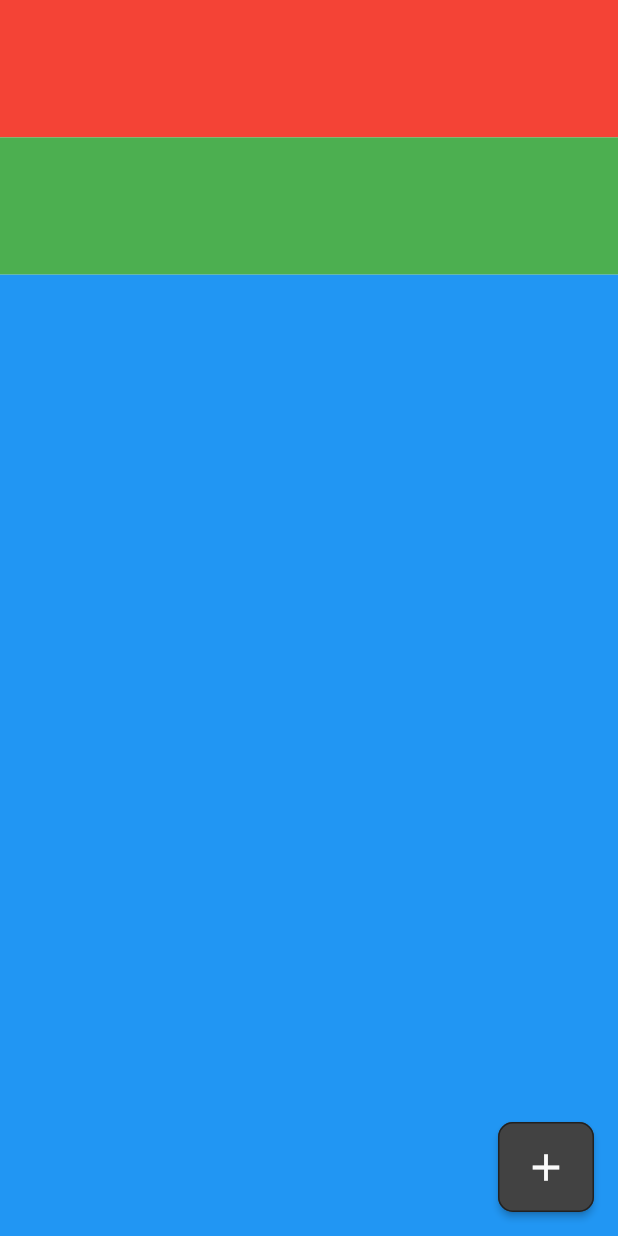
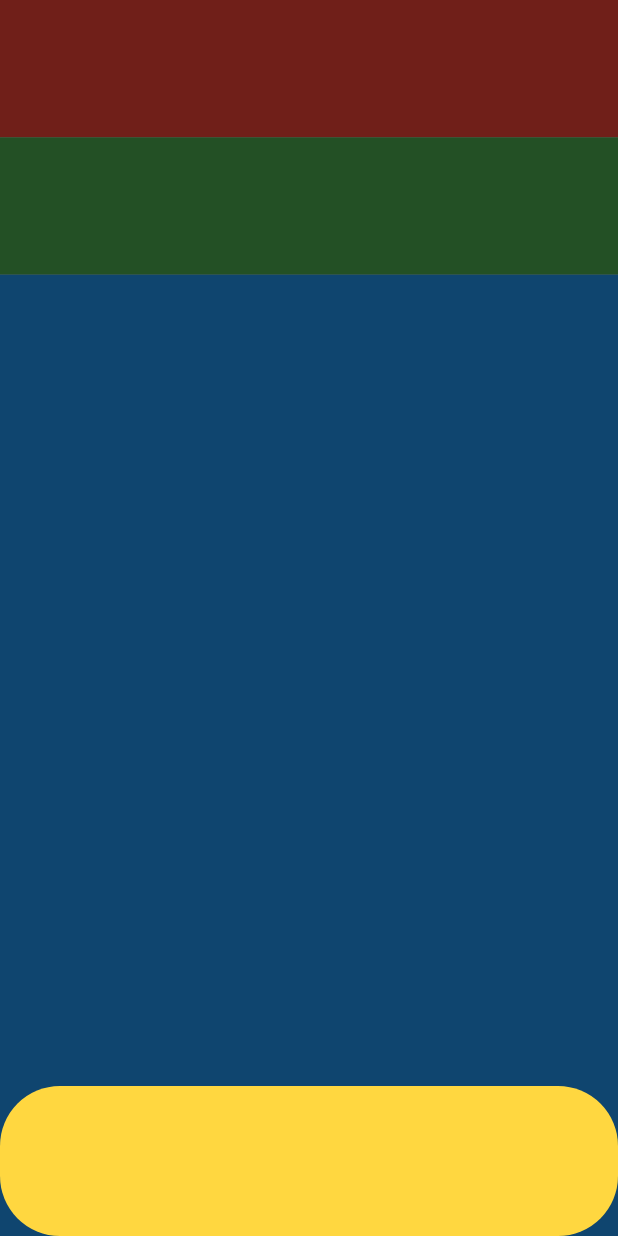
Before and after one commit to Angel-cuba/Todo_Flutter, a Flutter app: the screen it shows after launch, after a tap on the "add" icon, on a phone screen of 412 x 824 dp. Run offline on Flutter 3.47's test engine with Material 2 defaults, Android fonts, the phone set to English and light mode, and no system bars.

```diff
--- a/lib/view_model/app_view_model.dart
+++ b/lib/view_model/app_view_model.dart
@@ -1,6 +1,6 @@
 import 'package:flutter/material.dart';
-import 'package:flutter_todo/models/task_model.dart';
 
+import '../models/task_model.dart';
 import '../models/user_model.dart';
 
 class AppViewModel extends ChangeNotifier {
@@ -11,4 +11,14 @@ class AppViewModel extends ChangeNotifier {
   Color clr2 = Colors.grey.shade200;
   Color clr3 = Colors.grey.shade800;
   Color clr4 = Colors.grey.shade900;
+
+  void buttonShow(Widget bottomSheetView, BuildContext context) {
+    showModalBottomSheet(
+        shape: RoundedRectangleBorder(borderRadius: BorderRadius.circular(40)),
+        clipBehavior: Clip.antiAliasWithSaveLayer,
+        context: context,
+        builder: (context) {
+          return bottomSheetView;
+        });
+  }
 }
--- a/lib/views/add_task_view.dart
+++ b/lib/views/add_task_view.dart
@@ -18,7 +18,14 @@ class AddTaskView extends StatelessWidget {
                   borderRadius: BorderRadius.circular(10),
                   side: BorderSide(color: value.clr4, width: 1)),
             ),
-            onPressed: () {}, //
+            onPressed: () {
+              value.buttonShow(
+                  Container(
+                    height: 100,
+                    color: Colors.amberAccent,
+                  ),
+                  context);
+            }, //
             child: const Icon(
               Icons.add,
               size: 30,
```
